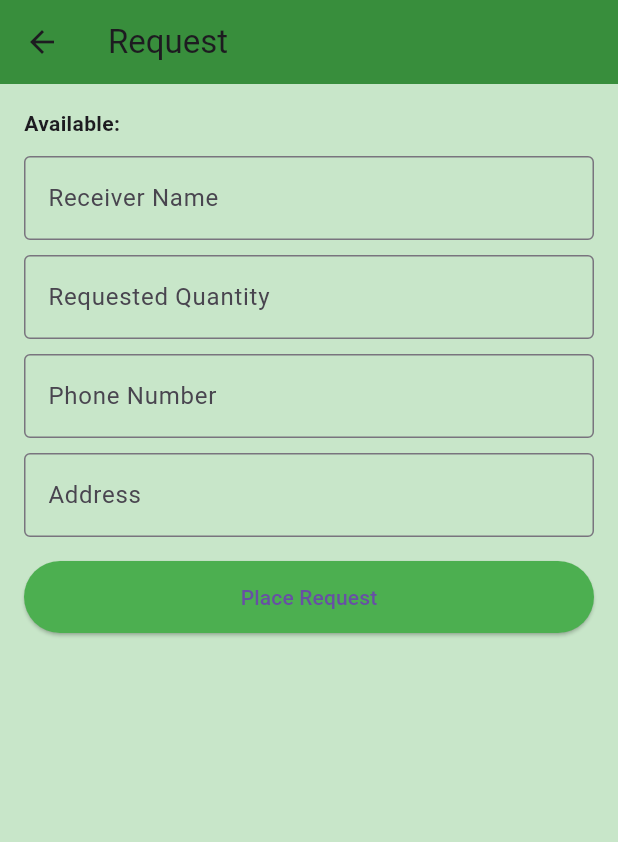
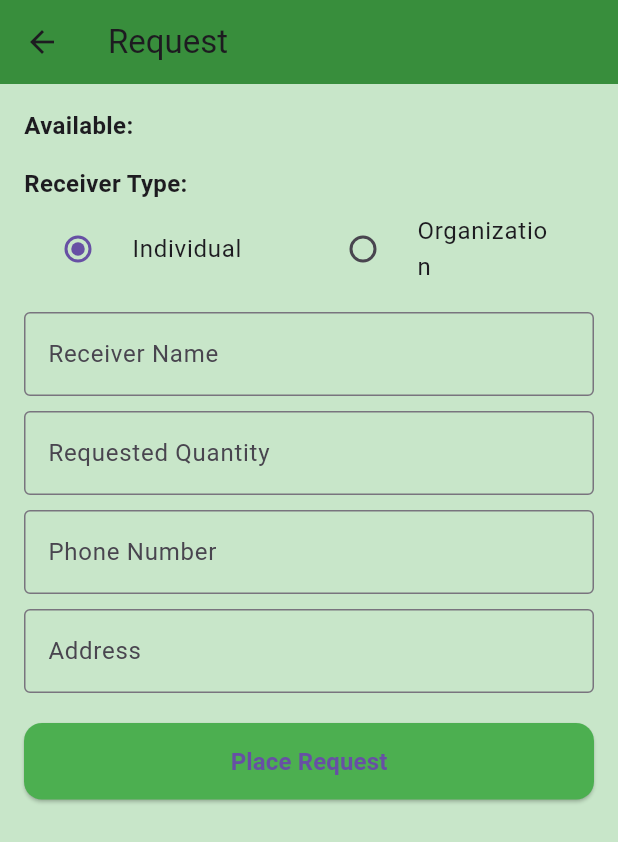
Before and after one commit to Yashask11/health, a Flutter app: the RequestFormPage screen opened directly with empty values, on a phone screen of 412 x 824 dp. Shown: the top 842 px of the screen. Run offline on Flutter 3.47's test engine with Material 3 defaults, Android fonts, the phone set to English and light mode, and no system bars; our stand-ins replace image_picker.

Commit message:
Added initial project files

```diff
--- a/lib/models/request.dart
+++ b/lib/models/request.dart
@@ -6,6 +6,10 @@ class Request {
   final String address;
   final int available;
 
+  // 👇 New fields for categorization
+  final String receiverType; // "Individual" or "Organization"
+  final String? organizationName; // only for organizations
+
   Request({
     required this.itemName,
     required this.quantity,
@@ -13,9 +17,11 @@ class Request {
     required this.phone,
     required this.address,
     required this.available,
+    required this.receiverType, // new required field
+    this.organizationName, // optional field
   });
 
-  // 🔹 Aliases for compatibility with UI
+  // 🔹 Aliases for UI compatibility (no need to change old UI code)
   String get receiverContact => phone;
   String get receiverAddress => address;
 }
--- a/lib/receiver_form.dart
+++ b/lib/receiver_form.dart
@@ -15,6 +15,7 @@ class _ReceiverPageState extends State<ReceiverPage> {
   final _nameController = TextEditingController();
   final _phoneController = TextEditingController();
   final _addressController = TextEditingController();
+  final _organizationController = TextEditingController();
 
   // Search
   final _searchController = TextEditingController();
@@ -24,6 +25,9 @@ class _ReceiverPageState extends State<ReceiverPage> {
   String? selectedItem;
   int selectedQuantity = 1;
   bool showForm = false;
+
+  // Receiver type
+  String receiverType = "Individual"; // Default type
 
   // Dummy items
   final List<Map<String, dynamic>> availableItems = [
@@ -101,7 +105,7 @@ class _ReceiverPageState extends State<ReceiverPage> {
                 ),
               ),
 
-            // ✍️ Form Section
+            // ✍️ Request Form
             if (showForm)
               Expanded(
                 child: Form(
@@ -140,6 +144,47 @@ class _ReceiverPageState extends State<ReceiverPage> {
                       ),
                       const SizedBox(height: 12),
 
+                      // Receiver Type Selection
+                      const Text(
+                        "Receiver Type:",
+                        style: TextStyle(
+                            fontWeight: FontWeight.bold, fontSize: 16),
+                      ),
+                      const SizedBox(height: 8),
+                      Row(
+                        children: [
+                          Expanded(
+                            child: RadioListTile<String>(
+                              title: const Text("Individual"),
+                              value: "Individual",
+                              groupValue: receiverType,
+                              onChanged: (val) {
+                                setState(() {
+                                  receiverType = val!;
+                                });
+                              },
+                            ),
+                          ),
+                          Expanded(
+                            child: RadioListTile<String>(
+                              title: const Text("Organization"),
+                              value: "Organization",
+                              groupValue: receiverType,
+                              onChanged: (val) {
+                                setState(() {
+                                  receiverType = val!;
+                                });
+                              },
+                            ),
+                          ),
+                        ],
+                      ),
+
+                      // Organization name field (only visible if Organization is selected)
+                      if (receiverType == "Organization")
+                        _buildInputField(
+                            "Organization Name", _organizationController),
+
                       // Receiver Details
                       _buildInputField("Receiver Name", _nameController),
                       _buildInputField("Phone", _phoneController,
@@ -177,6 +222,11 @@ class _ReceiverPageState extends State<ReceiverPage> {
                                     receiverName: _nameController.text,
                                     phone: _phoneController.text,
                                     address: _addressController.text,
+                                    receiverType: receiverType,
+                                    organizationName:
+                                    receiverType == "Organization"
+                                        ? _organizationController.text
+                                        : null,
                                   );
                                   Navigator.pop(context, request);
                                 }
--- a/lib/request_form_page.dart
+++ b/lib/request_form_page.dart
@@ -20,6 +20,9 @@ class _RequestFormPageState extends State<RequestFormPage> {
   final qtyCtrl = TextEditingController();
   final phoneCtrl = TextEditingController();
   final addressCtrl = TextEditingController();
+  final orgNameCtrl = TextEditingController();
+
+  String receiverType = "Individual"; // default selection
 
   @override
   void dispose() {
@@ -27,6 +30,7 @@ class _RequestFormPageState extends State<RequestFormPage> {
     qtyCtrl.dispose();
     phoneCtrl.dispose();
     addressCtrl.dispose();
+    orgNameCtrl.dispose();
     super.dispose();
   }
 
@@ -44,26 +48,85 @@ class _RequestFormPageState extends State<RequestFormPage> {
           key: _formKey,
           child: ListView(
             children: [
+              // ✅ Show availability info
               Text(
                 "Available: ${widget.availableText}",
-                style: const TextStyle(fontWeight: FontWeight.w600),
+                style: const TextStyle(
+                  fontWeight: FontWeight.w600,
+                  fontSize: 16,
+                ),
               ),
-              const SizedBox(height: 12),
+              const SizedBox(height: 16),
 
+              // ✅ Receiver Type Selection
+              const Text(
+                "Receiver Type:",
+                style: TextStyle(
+                  fontSize: 16,
+                  fontWeight: FontWeight.bold,
+                ),
+              ),
+              Row(
+                children: [
+                  Expanded(
+                    child: RadioListTile<String>(
+                      title: const Text("Individual"),
+                      value: "Individual",
+                      groupValue: receiverType,
+                      onChanged: (val) {
+                        setState(() => receiverType = val!);
+                      },
+                    ),
+                  ),
+                  Expanded(
+                    child: RadioListTile<String>(
+                      title: const Text("Organization"),
+                      value: "Organization",
+                      groupValue: receiverType,
+                      onChanged: (val) {
+                        setState(() => receiverType = val!);
+                      },
+                    ),
+                  ),
+                ],
+              ),
+              const SizedBox(height: 10),
+
+              // ✅ Organization field only for "Organization" type
+              if (receiverType == "Organization")
+                TextFormField(
+                  controller: orgNameCtrl,
+                  decoration: const InputDecoration(
+                    labelText: "Organization Name",
+                    border: OutlineInputBorder(),
+                  ),
+                  validator: (v) {
+                    if (receiverType == "Organization" &&
+                        (v == null || v.isEmpty)) {
+                      return "Please enter organization name";
+                    }
+                    return null;
+                  },
+                ),
+              if (receiverType == "Organization")
+                const SizedBox(height: 10),
+
+              // ✅ Receiver name
               TextFormField(
                 controller: nameCtrl,
                 decoration: const InputDecoration(
                   labelText: "Receiver Name",
                   border: OutlineInputBorder(),
                 ),
-                validator: (v) => (v == null || v.isEmpty)
-                    ? "Please enter your name"
-                    : null,
+                validator: (v) =>
+                (v == null || v.isEmpty) ? "Please enter your name" : null,
               ),
               const SizedBox(height: 10),
 
+              // ✅ Requested quantity
               TextFormField(
                 controller: qtyCtrl,
+                keyboardType: TextInputType.number,
                 decoration: const InputDecoration(
                   labelText: "Requested Quantity",
                   border: OutlineInputBorder(),
@@ -73,6 +136,7 @@ class _RequestFormPageState extends State<RequestFormPage> {
               ),
               const SizedBox(height: 10),
 
+              // ✅ Phone number
               TextFormField(
                 controller: phoneCtrl,
                 keyboardType: TextInputType.phone,
@@ -80,11 +144,17 @@ class _RequestFormPageState extends State<RequestFormPage> {
                   labelText: "Phone Number",
                   border: OutlineInputBorder(),
                 ),
-                validator: (v) =>
-                (v == null || v.isEmpty) ? "Please enter phone number" : null,
+                validator: (v) {
+                  if (receiverType == "Individual" &&
+                      (v == null || v.isEmpty)) {
+                    return "Please enter phone number";
+                  }
+                  return null; // For organizations, can be optional
+                },
               ),
               const SizedBox(height: 10),
 
+              // ✅ Address
               TextFormField(
                 controller: addressCtrl,
                 decoration: const InputDecoration(
@@ -94,28 +164,37 @@ class _RequestFormPageState extends State<RequestFormPage> {
                 validator: (v) =>
                 (v == null || v.isEmpty) ? "Please enter address" : null,
               ),
-              const SizedBox(height: 16),
+              const SizedBox(height: 20),
 
+              // ✅ Submit button
               ElevatedButton(
                 style: ElevatedButton.styleFrom(
                   backgroundColor: Colors.green,
                   padding:
                   const EdgeInsets.symmetric(horizontal: 40, vertical: 14),
+                  shape: RoundedRectangleBorder(
+                    borderRadius: BorderRadius.circular(12),
+                  ),
                 ),
                 onPressed: () {
                   if (_formKey.currentState!.validate()) {
-                    // Simulate placing request
+                    // You can modify this to return a Request object later
                     ScaffoldMessenger.of(context).showSnackBar(
                       SnackBar(
                         content: Text(
-                          "Request placed for ${widget.itemName}",
+                          "Request placed for ${widget.itemName} "
+                              "(${receiverType == 'Organization' ? orgNameCtrl.text : nameCtrl.text})",
                         ),
                       ),
                     );
+
                     Navigator.pop(context, true); // return to previous page
                   }
                 },
-                child: const Text("Place Request"),
+                child: const Text(
+                  "Place Request",
+                  style: TextStyle(fontSize: 16, fontWeight: FontWeight.bold),
+                ),
               ),
             ],
           ),
```
